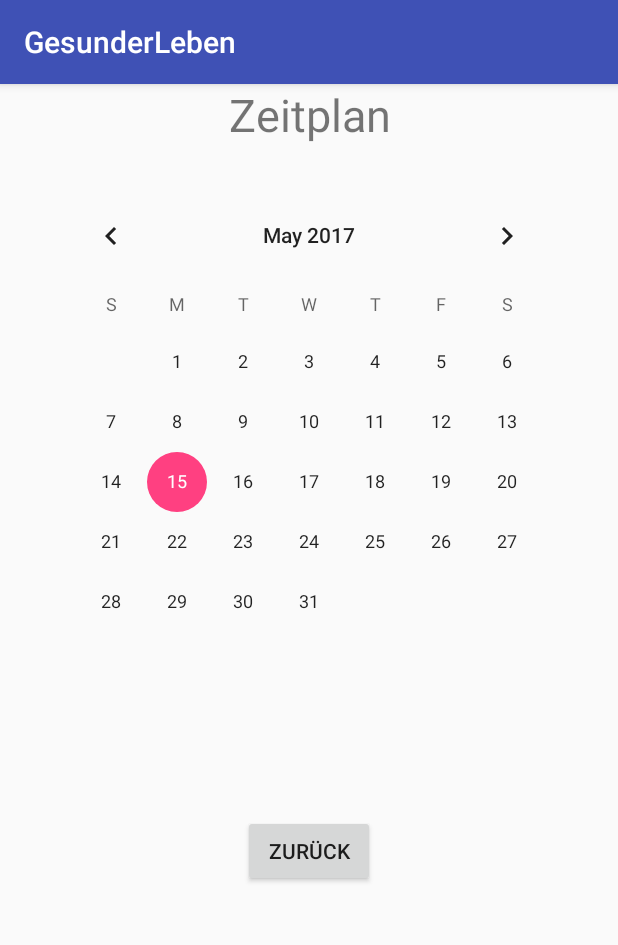
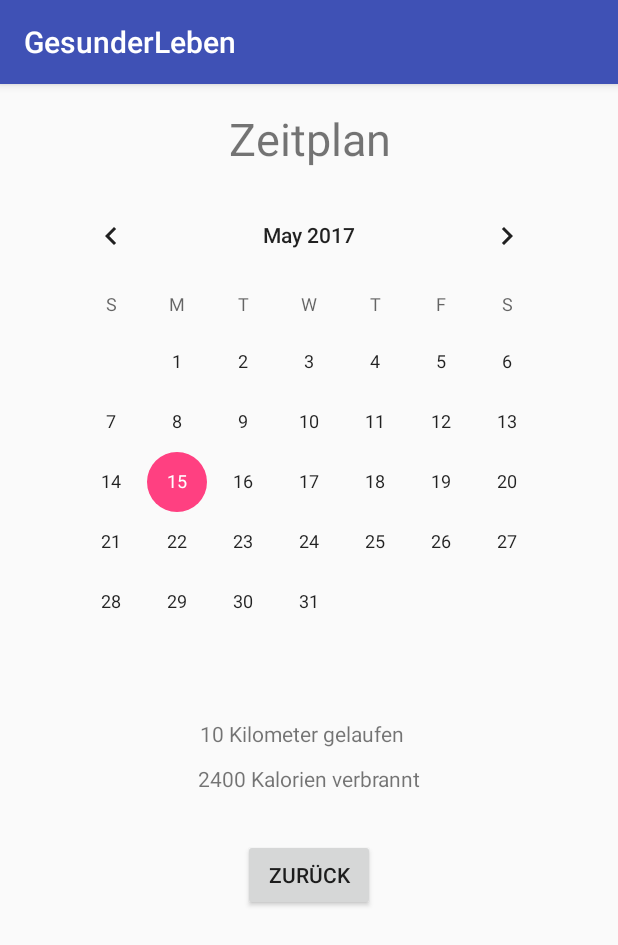
Before and after one commit to Schnitzelmeister/HCI, an Android app: the ZeitplanActivity screen opened directly, with no data from a screen before it, on a phone screen of 412 x 824 dp. Shown: the top 945 px of the screen. Run offline under Robolectric (Android 15) with nearby library versions, the phone set to English and light mode, and no system bars.

Commit message:
commiting final version

```diff
--- a/app/src/main/res/layout/zeitplan_view.xml
+++ b/app/src/main/res/layout/zeitplan_view.xml
@@ -11,7 +11,7 @@
         android:id="@+id/backButton"
         android:layout_width="wrap_content"
         android:layout_height="wrap_content"
-        android:layout_marginTop="487dp"
+        android:layout_marginTop="503dp"
         android:text="Zurück"
         app:layout_constraintLeft_toLeftOf="parent"
         app:layout_constraintRight_toRightOf="parent"
@@ -32,11 +32,12 @@
         android:textSize="30sp"
         android:text="Zeitplan"
         android:gravity="center_horizontal"
-        tools:layout_editor_absoluteY="16dp"
         android:layout_marginRight="8dp"
         app:layout_constraintRight_toRightOf="parent"
         android:layout_marginLeft="8dp"
-        app:layout_constraintLeft_toLeftOf="parent" />
+        app:layout_constraintLeft_toLeftOf="parent"
+        app:layout_constraintTop_toTopOf="parent"
+        android:layout_marginTop="16dp" />
 
     <CalendarView
         android:id="@+id/calendarView"
@@ -49,4 +50,28 @@
         android:layout_marginLeft="8dp"
         app:layout_constraintLeft_toLeftOf="parent" />
 
+    <TextView
+        android:id="@+id/textView15"
+        android:layout_width="145dp"
+        android:layout_height="21dp"
+        android:layout_marginLeft="8dp"
+        android:layout_marginRight="8dp"
+        android:layout_marginTop="423dp"
+        android:text="10 Kilometer gelaufen"
+        app:layout_constraintLeft_toLeftOf="parent"
+        app:layout_constraintRight_toRightOf="parent"
+        app:layout_constraintTop_toTopOf="parent" />
+
+    <TextView
+        android:id="@+id/textView16"
+        android:layout_width="wrap_content"
+        android:layout_height="wrap_content"
+        android:layout_marginLeft="8dp"
+        android:layout_marginRight="8dp"
+        android:layout_marginTop="453dp"
+        android:text="2400 Kalorien verbrannt"
+        app:layout_constraintLeft_toLeftOf="parent"
+        app:layout_constraintRight_toRightOf="parent"
+        app:layout_constraintTop_toTopOf="parent" />
+
 </android.support.constraint.ConstraintLayout>
```
